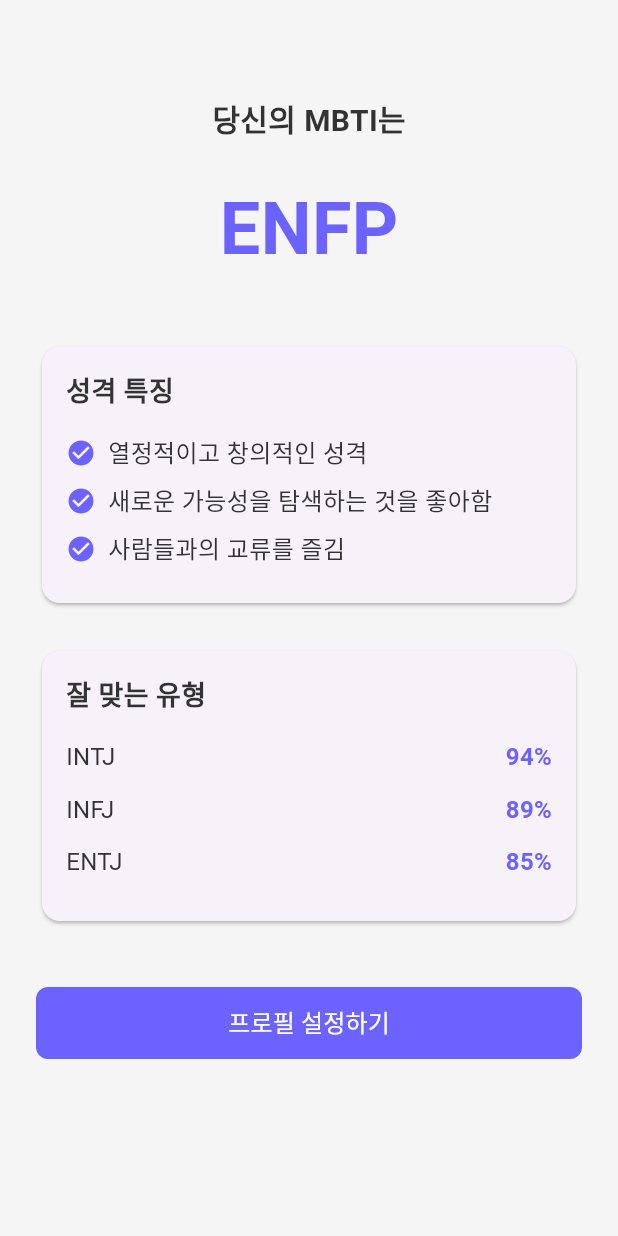
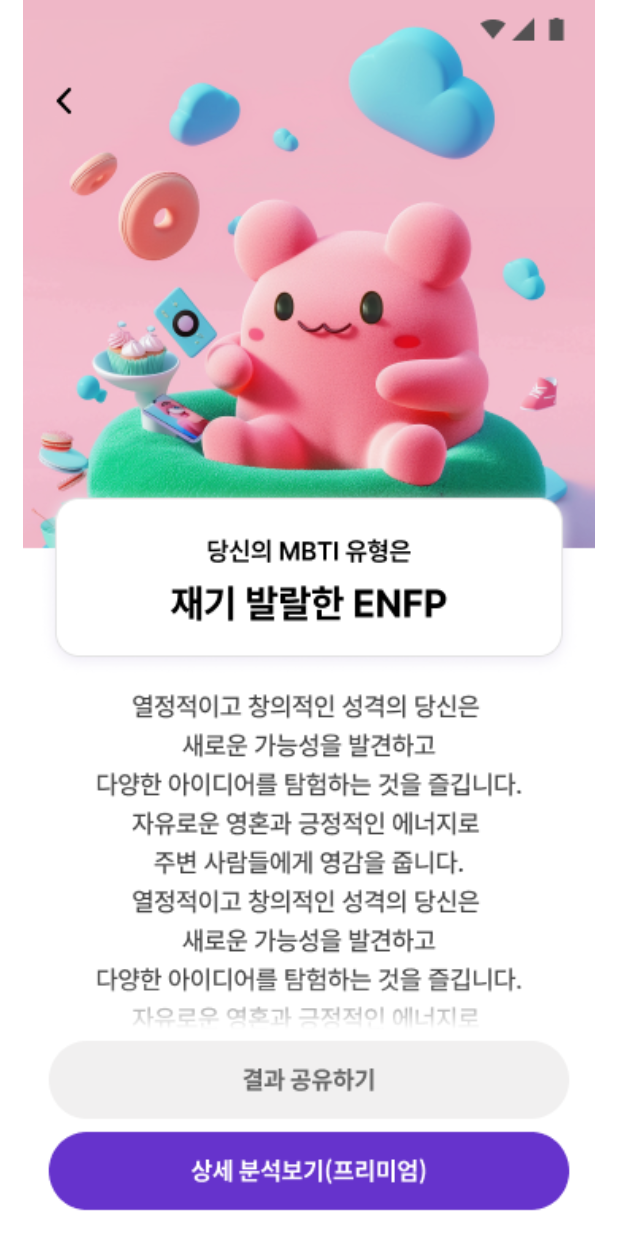
Before and after one commit to lunabi03/TypeTalk, a Flutter app: the ResultScreen screen opened by its route, on a phone screen of 412 x 824 dp. Run offline on Flutter 3.47's test engine with Material 3 defaults, Android fonts, the phone set to English and light mode, and no system bars; our stand-ins replace flutter_screenutil, get, google_fonts.

Commit message:
결과, 프로필 화면 추가

```diff
--- a/lib/screens/result/result_screen.dart
+++ b/lib/screens/result/result_screen.dart
@@ -1,9 +1,5 @@
 import 'package:flutter/material.dart';
 import 'package:get/get.dart';
-import 'package:typetalk/core/theme/app_colors.dart';
-import 'package:typetalk/core/theme/app_text_styles.dart';
-import 'package:typetalk/core/widgets/app_button.dart';
-import 'package:typetalk/core/widgets/app_card.dart';
 import 'package:typetalk/routes/app_routes.dart';
 
 class ResultScreen extends StatelessWidget {
@@ -12,94 +8,116 @@ class ResultScreen extends StatelessWidget {
   @override
   Widget build(BuildContext context) {
     return Scaffold(
-      backgroundColor: AppColors.background,
-      body: SafeArea(
-        child: SingleChildScrollView(
-          child: Padding(
-            padding: const EdgeInsets.all(24.0),
-            child: Column(
+      body: LayoutBuilder(
+        builder: (context, constraints) {
+          final double screenWidth = constraints.maxWidth;
+          final double screenHeight = constraints.maxHeight;
+
+          const double designWidth = 390;
+          const double designHeight = 844;
+          final double designAspect = designWidth / designHeight;
+          final double screenAspect = screenWidth / screenHeight;
+
+          double imageWidth;
+          double imageHeight;
+          double offsetX;
+          double offsetY;
+
+          if (screenAspect > designAspect) {
+            imageHeight = screenHeight;
+            imageWidth = imageHeight * designAspect;
+            offsetX = (screenWidth - imageWidth) / 2;
+            offsetY = 0;
+          } else {
+            imageWidth = screenWidth;
+            imageHeight = imageWidth / designAspect;
+            offsetX = 0;
+            offsetY = (screenHeight - imageHeight) / 2;
+          }
+
+          // 버튼 좌표(디자인 기준)
+          const double left = 24;
+          const double right = 24;
+          const double height = 56;
+          const double bottomPurple = 24; // 하단 여백
+          const double spacing = 16;
+          const double bottomGray = bottomPurple + height + spacing; // 위 버튼의 바닥 여백
+
+          // 상단 뒤로가기 영역(디자인 기준)
+          const double backLeft = 12;
+          const double backTop = 16; // 상태바 아래 여백 고려
+          const double backSize = 40; // 터치 영역
+
+          final double scaleX = imageWidth / designWidth;
+          final double scaleY = imageHeight / designHeight;
+
+          final double purpleWidth = (designWidth - left - right) * scaleX;
+          final double purpleHeight = height * scaleY;
+          final double purpleX = offsetX + left * scaleX;
+          final double purpleY = offsetY + (designHeight - bottomPurple - height) * scaleY;
+
+          final double grayWidth = purpleWidth;
+          final double grayHeight = purpleHeight;
+          final double grayX = purpleX;
+          final double grayY = offsetY + (designHeight - bottomGray - height) * scaleY;
+
+          // 뒤로가기 버튼 스케일 좌표
+          final double backX = offsetX + backLeft * scaleX;
+          final double backY = offsetY + backTop * scaleY;
+          final double backW = backSize * scaleX;
+          final double backH = backSize * scaleY;
+
+          return Stack(
             children: [
-                const SizedBox(height: 40),
-                Text(
-                  '당신의 MBTI는',
-                  style: AppTextStyles.h2,
-                ),
-                const SizedBox(height: 24),
-                Text(
-                  'ENFP',
-                  style: AppTextStyles.h1.copyWith(
-                    color: AppColors.primary,
-                    fontSize: 48,
+              Positioned(
+                left: offsetX,
+                top: offsetY,
+                width: imageWidth,
+                height: imageHeight,
+                child: Image.asset(
+                  'assets/images/Result Screen.png',
+                  fit: BoxFit.fill,
                 ),
               ),
-                const SizedBox(height: 40),
-                AppCard(
-                  child: Column(
-                    crossAxisAlignment: CrossAxisAlignment.start,
-                    children: [
-                      Text('성격 특징', style: AppTextStyles.h3),
-                      const SizedBox(height: 16),
-                      _buildTraitItem('열정적이고 창의적인 성격'),
-                      _buildTraitItem('새로운 가능성을 탐색하는 것을 좋아함'),
-                      _buildTraitItem('사람들과의 교류를 즐김'),
-                    ],
+              // 결과 공유하기 버튼 영역
+              Positioned(
+                left: grayX,
+                top: grayY,
+                width: grayWidth,
+                height: grayHeight,
+                child: GestureDetector(
+                  behavior: HitTestBehavior.opaque,
+                  onTap: () => Get.snackbar('공유', '결과 공유하기를 눌렀습니다.'),
+                  child: const SizedBox.expand(),
                 ),
               ),
-                const SizedBox(height: 24),
-                AppCard(
-                  child: Column(
-                    crossAxisAlignment: CrossAxisAlignment.start,
-                    children: [
-                      Text('잘 맞는 유형', style: AppTextStyles.h3),
-                      const SizedBox(height: 16),
-                      _buildMatchItem('INTJ', '94%'),
-                      _buildMatchItem('INFJ', '89%'),
-                      _buildMatchItem('ENTJ', '85%'),
-                    ],
+              // 상세 분석보기(프리미엄) 버튼 영역
+              Positioned(
+                left: purpleX,
+                top: purpleY,
+                width: purpleWidth,
+                height: purpleHeight,
+                child: GestureDetector(
+                  behavior: HitTestBehavior.opaque,
+                  onTap: () => Get.snackbar('프리미엄', '상세 분석보기(프리미엄)를 눌렀습니다.'),
+                  child: const SizedBox.expand(),
                 ),
               ),
-                const SizedBox(height: 40),
-                AppButton(
-                  text: '프로필 설정하기',
-                  onPressed: () => Get.toNamed(AppRoutes.profile),
-                  isFullWidth: true,
-                ),
-              ],
-            ),
-          ),
-        ),
-      ),
-    );
-  }
-
-  Widget _buildTraitItem(String text) {
-    return Padding(
-      padding: const EdgeInsets.only(bottom: 8.0),
-      child: Row(
-        children: [
-          const Icon(Icons.check_circle, color: AppColors.primary, size: 20),
-          const SizedBox(width: 8),
-          Expanded(child: Text(text, style: AppTextStyles.body)),
-        ],
-      ),
-    );
-  }
-
-  Widget _buildMatchItem(String mbti, String percentage) {
-    return Padding(
-      padding: const EdgeInsets.only(bottom: 12.0),
-      child: Row(
-        mainAxisAlignment: MainAxisAlignment.spaceBetween,
-        children: [
-          Text(mbti, style: AppTextStyles.body),
-          Text(
-            percentage,
-            style: AppTextStyles.body.copyWith(
-              color: AppColors.primary,
-              fontWeight: FontWeight.bold,
+              // 상단 뒤로가기 터치 영역
+              Positioned(
+                left: backX,
+                top: backY,
+                width: backW,
+                height: backH,
+                child: GestureDetector(
+                  behavior: HitTestBehavior.opaque,
+                  onTap: () => Get.toNamed(AppRoutes.profile),
+                  child: const SizedBox.expand(),
                 ),
               ),
             ],
+          );
+        },
       ),
     );
   }
```
Also changed, not shown: lib/screens/profile/profile_screen.dart (+38 -96 lines), lib/screens/start/start_screen.dart (+23 -0 lines). Lines whose indentation alone changed are shown as unchanged.
